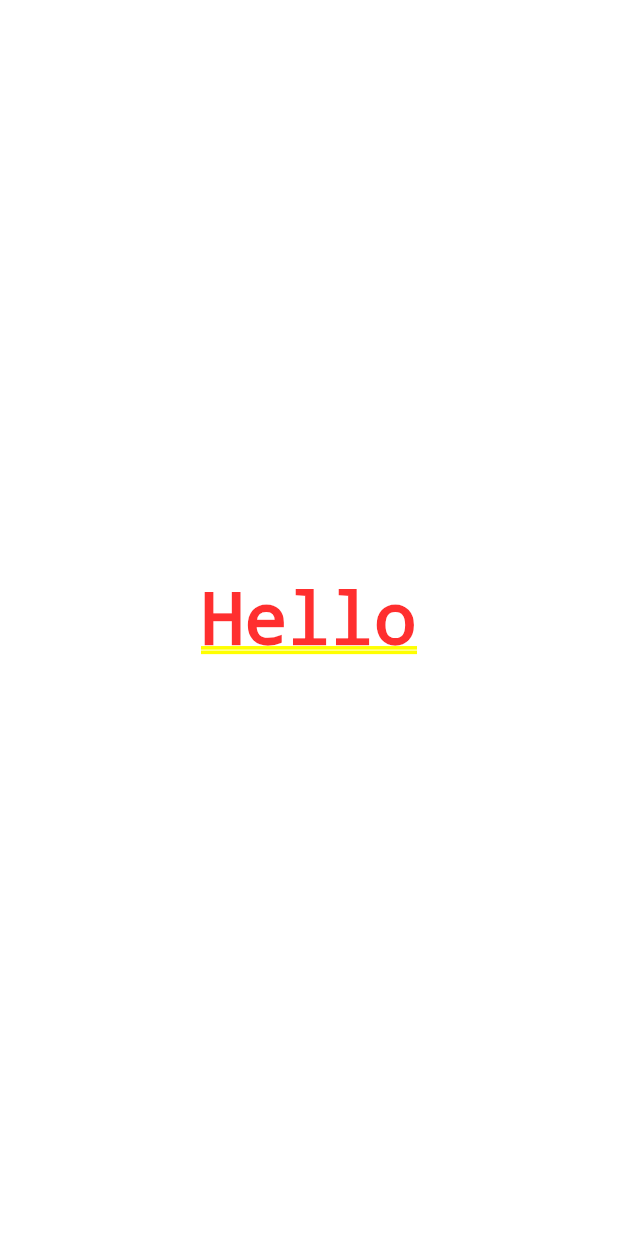
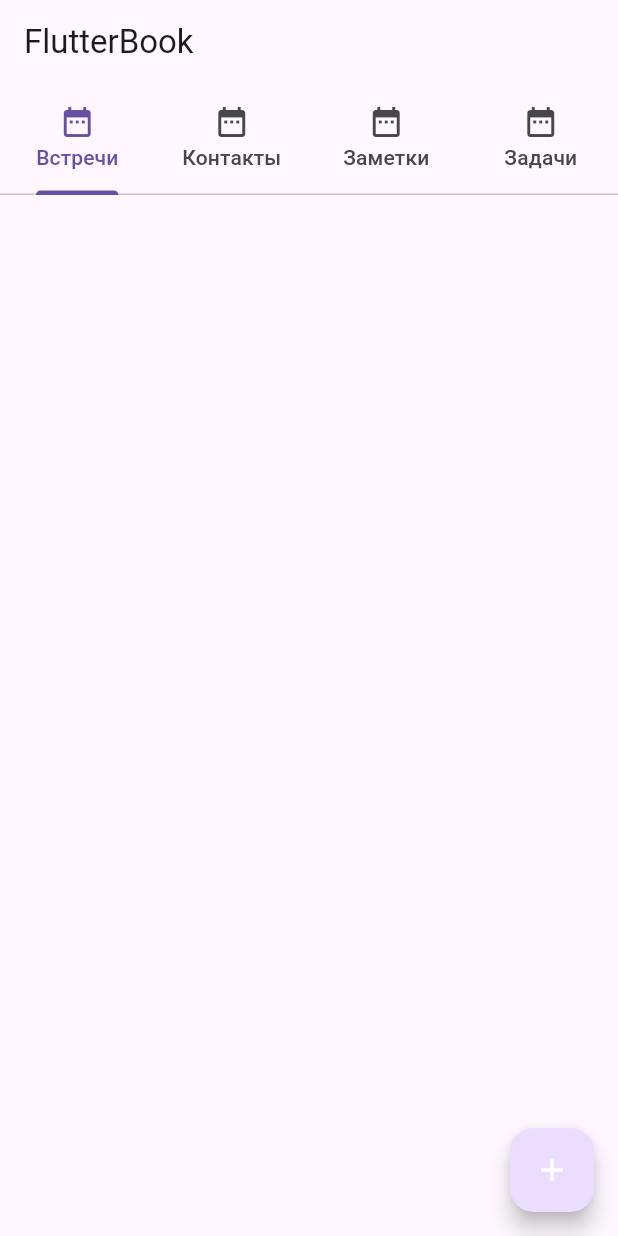
Before and after one commit to basedep/flutter_book, a Flutter app: the screen it shows after launch, on a phone screen of 412 x 824 dp. Run offline on Flutter 3.47's test engine with Material 3 defaults, Android fonts, the phone set to English and light mode, and no system bars; our stand-ins replace flutter_slidable, sqflite; accounts and stored records are empty; statements that could not run were skipped.

Commit message:
add note-related classes

```diff
--- /dev/null
+++ b/lib/BaseModel.dart
@@ -0,0 +1,31 @@
+import "package:scoped_model/scoped_model.dart";
+
+//здесь будет вся логика обработки данных и переменных
+class BaseModel extends Model {
+
+  int stackIndex = 0; //какое из экранов отображается
+  List entityList = []; //лист с данными из вкладок
+  var entityBeingEdited; //ссылка на объект для редактирования текущего списка
+  String chosenDate = ""; // дата выбранная пользователем
+
+  //метод для возврата выбранной даты
+  void setChosenDate(String date) {
+    print("## BaseModel.setChosenDate(): inDate = $date");
+    chosenDate = date;
+    notifyListeners();   //изменяет виджеты которые подключены к модели
+  }
+
+  //метод для операций в entityList
+  void loadData(String entityType, dynamic database) async {
+    print("## ${entityType}Model.loadData()");
+    entityList = await database.getAll();
+    notifyListeners();
+  }
+
+  //вызывается когда мы перемещаемся между экранами
+  void setStackIndex(int inStackIndex) {
+    print("## BaseModel.setStackIndex(): inStackIndex = $inStackIndex");
+    stackIndex = inStackIndex;
+    notifyListeners();
+  }
+}
--- a/lib/main.dart
+++ b/lib/main.dart
@@ -1,24 +1,54 @@
+import 'dart:io';
+
 import 'package:flutter/material.dart';
+import 'package:path_provider/path_provider.dart';
+import "dart:io";
+import "package:flutter/material.dart";
+import "package:path_provider/path_provider.dart";
+import "notes/Notes.dart";
+import "utils.dart" as utils;
 
 void main() {
-  runApp(const MyApp());
+
+  startUp() async{
+    Directory documentsDirectory = await getApplicationDocumentsDirectory();
+    utils.documentsDirectory = documentsDirectory;
+    runApp(const FlutterBook());
+  }
+
+  startUp();
+
 }
 
-class MyApp extends StatelessWidget {
-  const MyApp({super.key});
+class FlutterBook extends StatelessWidget {
+  const FlutterBook({super.key});
 
-  // This widget is the root of your application.
   @override
   Widget build(BuildContext context) {
-    return MaterialApp(
-      title: 'Flutter Demo',
-      theme: ThemeData(
-        colorScheme: ColorScheme.fromSeed(seedColor: Colors.deepPurple),
-        useMaterial3: true,
-      ),
-      home: const Center(
-        child: Text("Hello"),
+    return  MaterialApp(
+      home: DefaultTabController(
+          length: 4,
+          child: Scaffold(
+            appBar: AppBar(
+              title: const Text("FlutterBook"),
+              bottom: const TabBar(
+                tabs: [
+                  Tab(icon: Icon(Icons.date_range), text: "Встречи",),
+                  Tab(icon: Icon(Icons.date_range), text: "Контакты",),
+                  Tab(icon: Icon(Icons.date_range), text: "Заметки",),
+                  Tab(icon: Icon(Icons.date_range), text: "Задачи",),
+                ],
+              ),
+            ),
+            body: TabBarView(
+              children: [
+                Notes()
+              ]
+            ),
+          )
       ),
     );
   }
+
+
 }
--- /dev/null
+++ b/lib/notes/Notes.dart
@@ -0,0 +1,35 @@
+import "package:flutter/material.dart";
+import "package:scoped_model/scoped_model.dart";
+import "NotesDBWorker.dart";
+import "NotesList.dart";
+import "NotesEntry.dart";
+import "NotesModel.dart" show NotesModel, notesModel;
+
+class Notes extends StatelessWidget {
+
+
+  Notes() {
+    notesModel.loadData("notes", NotesDBWorker.db);
+  }
+
+  Widget build(BuildContext context) {
+
+    return ScopedModel<NotesModel>(
+        model : notesModel,
+        child : ScopedModelDescendant<NotesModel>(
+            builder : (BuildContext inContext, Widget? inChild, NotesModel inModel) {
+              return IndexedStack(
+                  index: inModel.stackIndex,
+                  children : [
+                    NotesList(),
+                    NotesEntry()
+                  ]
+              );
+            }
+        )
+    );
+
+  }
+
+
+}
--- /dev/null
+++ b/lib/notes/NotesModel.dart
@@ -0,0 +1,23 @@
+import "../BaseModel.dart";
+
+class Note {
+  late int id;
+  late String title;
+  late String content;
+  late String color;
+
+  String toString() {
+    return "{ id=$id, title=$title, content=$content, color=$color }";
+  }
+}
+
+class NotesModel extends BaseModel {
+
+  String color = "";
+
+  void setColor(String? color) {
+    this.color = color!;
+    notifyListeners();
+  }
+}
+NotesModel notesModel = NotesModel();
```
Also changed, not shown: lib/notes/NotesDBWorker.dart (added, +116 -0 lines), lib/notes/NotesEntry.dart (added, +230 -0 lines), lib/notes/NotesList.dart (added, +114 -0 lines), lib/utils.dart (added, +39 -0 lines), 1 other file.
